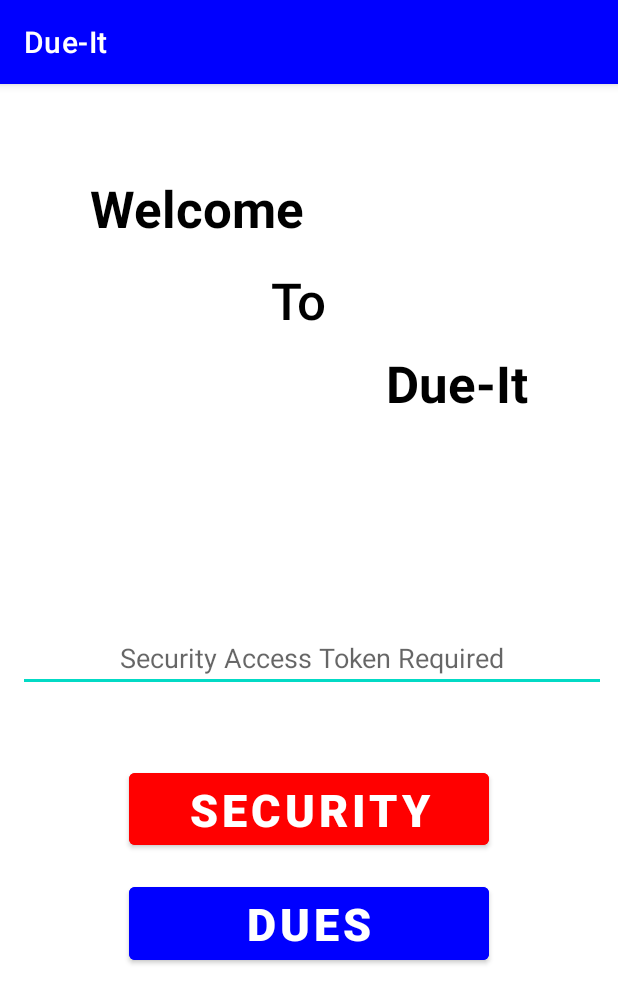
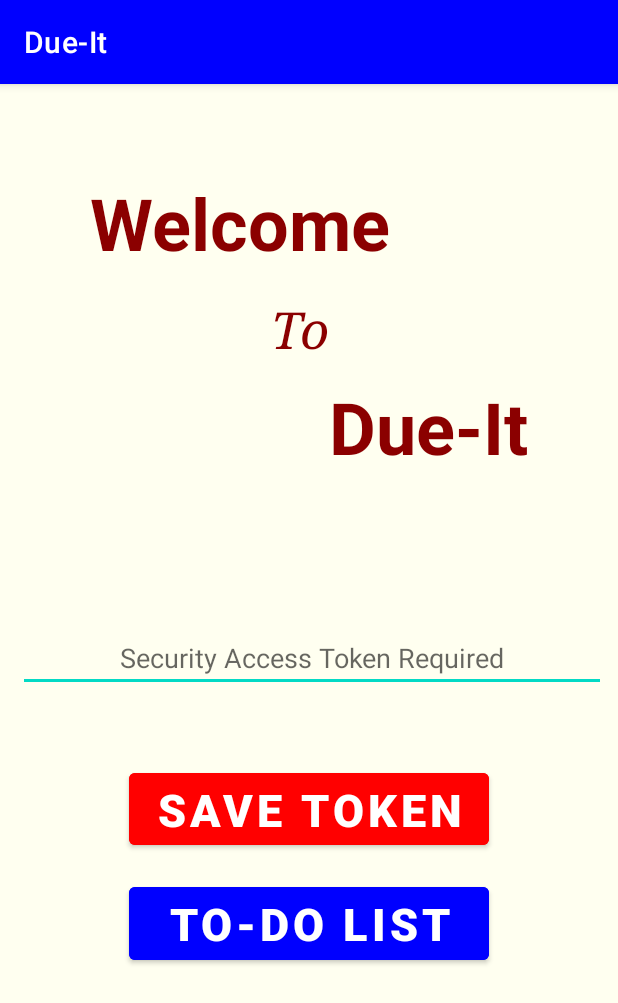
Before and after one commit to SgtTacos/Due-It, an Android app: the screen it shows after launch (MainActivity), on a phone screen of 412 x 824 dp. Shown: the top 1003 px of the screen. Run offline under Robolectric (Android 15) with nearby library versions, the phone set to English and light mode, and no system bars; Roboto replaces fonts that are not available here.

Commit message:
changes made to the first screen

```diff
--- a/app/src/main/res/layout/activity_main.xml
+++ b/app/src/main/res/layout/activity_main.xml
@@ -4,6 +4,7 @@
     xmlns:tools="http://schemas.android.com/tools"
     android:layout_width="match_parent"
     android:layout_height="match_parent"
+    android:background="@color/ivory"
     tools:context=".MainActivity">
 
     <EditText
@@ -69,8 +70,8 @@
         android:lineSpacingExtra="8sp"
         android:text="Welcome"
         android:textAppearance="@style/TextAppearance.AppCompat.Body1"
-        android:textColor="@color/black"
-        android:textSize="34sp"
+        android:textColor="@color/dark_red"
+        android:textSize="48sp"
         android:textStyle="bold"
         android:typeface="normal"
         app:layout_constraintStart_toStartOf="parent"
@@ -81,10 +82,13 @@
         android:layout_width="51dp"
         android:layout_height="55dp"
         android:layout_marginTop="16dp"
+        android:lineSpacingExtra="8sp"
         android:text="To"
         android:textAppearance="@style/TextAppearance.AppCompat.Body2"
-        android:textColor="@color/black"
+        android:textColor="@color/dark_red"
         android:textSize="34sp"
+        android:textStyle="italic"
+        android:typeface="serif"
         app:layout_constraintEnd_toEndOf="parent"
         app:layout_constraintStart_toStartOf="parent"
         app:layout_constraintTop_toBottomOf="@+id/textView" />
@@ -100,8 +104,8 @@
         android:lineSpacingExtra="8sp"
         android:text="Due-It"
         android:textAppearance="@style/TextAppearance.AppCompat.Body1"
-        android:textColor="@color/black"
-        android:textSize="34sp"
+        android:textColor="@color/dark_red"
+        android:textSize="48sp"
         android:textStyle="bold"
         android:typeface="normal"
         app:layout_constraintBottom_toTopOf="@+id/editToken"
--- a/app/src/main/res/values/strings.xml
+++ b/app/src/main/res/values/strings.xml
@@ -2,6 +2,6 @@
     <string name="app_name">Due-It</string>
     <string name="title">DUE-IT</string>
     <string name="hint">Enter Security Token</string>
-    <string name="button1">SECURITY</string>
-    <string name="button2">DUES</string>
+    <string name="button1">Save Token</string>
+    <string name="button2">To-Do List</string>
 </resources>
```
Also changed, not shown: app/src/main/res/drawable/due_it_app_screen.png (added), 1 other file.
